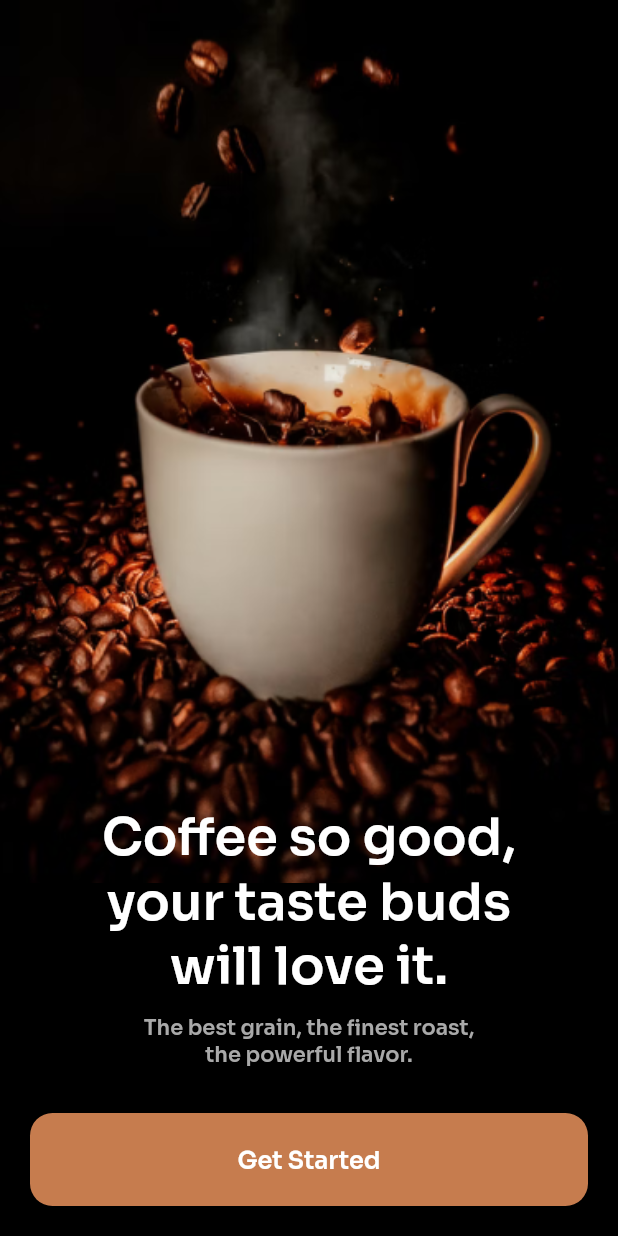
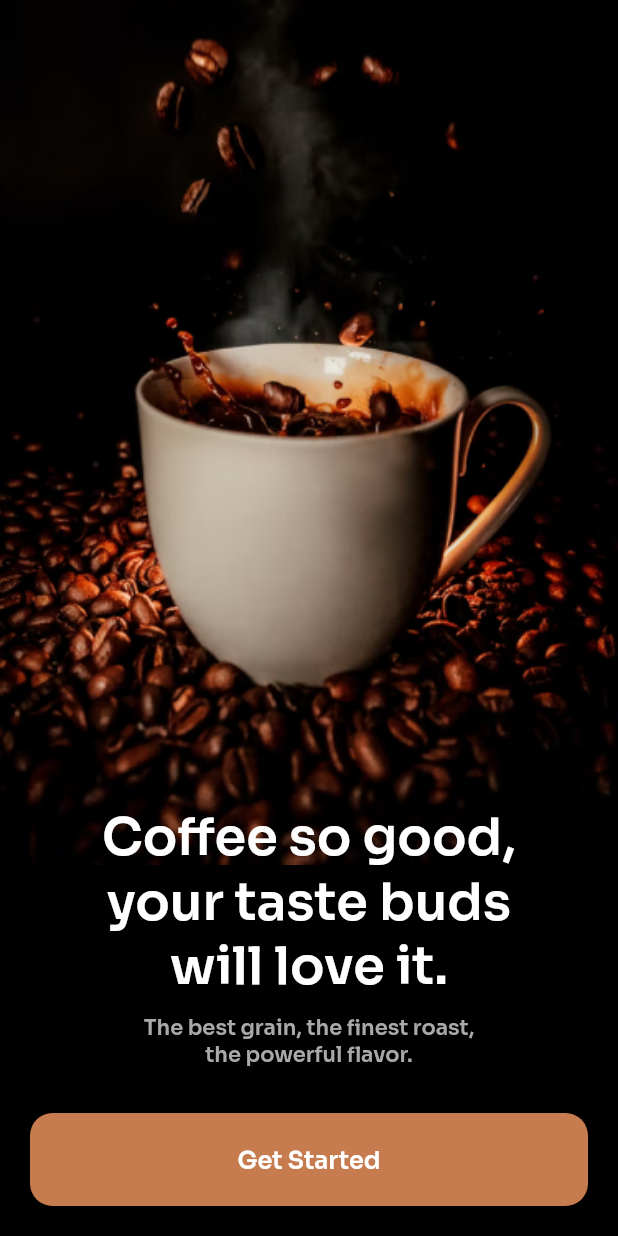
Before and after one commit to rafiiAP/coffe_shop, a Flutter app: the screen it shows after launch, on a phone screen of 412 x 824 dp. Run offline on Flutter 3.47's test engine with Material 2 defaults, Android fonts, the phone set to English and light mode, and no system bars; our stand-ins replace buttons_tabbar, get, google_fonts.

Commit message:
bug fix overflow

```diff
--- a/lib/page/intro.dart
+++ b/lib/page/intro.dart
@@ -11,14 +11,18 @@ class IntroPage extends StatelessWidget {
   Widget build(BuildContext context) {
     return Scaffold(
       backgroundColor: Colors.black,
-      body: Stack(
+      body: OrientationBuilder(
+        builder: (context, orientation) {
+          return Stack(
             children: [
               Column(
                 crossAxisAlignment: CrossAxisAlignment.stretch,
                 children: [
                   Image.asset(
                     'assets/images/intro.png',
-                fit: BoxFit.fitWidth,
+                    fit: BoxFit.fill,
+                    width: Get.width,
+                    height: Get.height * 0.7,
                   ),
                 ],
               ),
@@ -59,6 +63,8 @@ class IntroPage extends StatelessWidget {
                 ),
               ),
             ],
+          );
+        },
       ),
     );
   }
```
Also changed, not shown: lib/page/detail.dart (+11 -6 lines), lib/page/home.dart (+7 -3 lines). Lines whose indentation alone changed are shown as unchanged.
